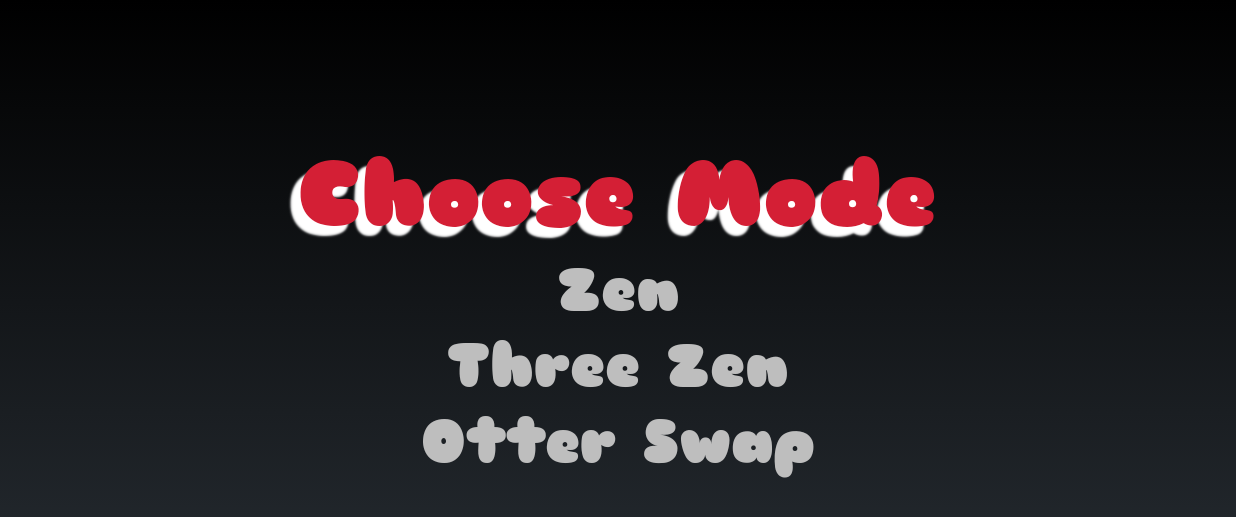
After one commit to scidomino/pippop, an Android app: the MapActivity screen opened directly, with no data from a screen before it, on a phone screen of 824 x 412 dp (held sideways). The commit adds this screen. Shown: the top 517 px of the screen. Run offline under Robolectric (Android 15) with nearby library versions, the phone set to English and light mode, and no system bars.

Commit message:
Add three modes

```diff
--- a/app/src/main/java/com/pippop/MainActivity.java
+++ b/app/src/main/java/com/pippop/MainActivity.java
@@ -25,6 +25,6 @@ public class MainActivity extends Activity {
   }
 
   public void startPlay(View view) {
-    startActivity(new Intent(this, GameActivity.class));
+    startActivity(new Intent(this, MapActivity.class));
   }
 }
--- /dev/null
+++ b/app/src/main/java/com/pippop/MapActivity.java
@@ -0,0 +1,28 @@
+package com.pippop;
+
+import android.app.Activity;
+import android.content.Intent;
+import android.os.Bundle;
+import android.view.View;
+import android.view.animation.AnimationUtils;
+import android.widget.TextView;
+
+public class MapActivity extends Activity {
+
+  @Override
+  protected void onCreate(Bundle savedInstanceState) {
+    super.onCreate(savedInstanceState);
+    setContentView(R.layout.activity_map);
+
+    TextView chooseMode = findViewById(R.id.chooseMode);
+    chooseMode.startAnimation(AnimationUtils.loadAnimation(this, R.anim.scale));
+  }
+
+  public void startZen(View view) {
+    startActivity(new Intent(this, ZenActivity.class));
+  }
+
+  public void startOtterSwap(View view) {
+    startActivity(new Intent(this, OtterSwapActivity.class));
+  }
+}
--- a/app/src/main/java/com/pippop/GameView.java
+++ b/app/src/main/java/com/pippop/OtterSwapView.java
@@ -26,7 +26,7 @@ import com.pippop.util.PoppedBubble;
 import javax.microedition.khronos.egl.EGLConfig;
 import javax.microedition.khronos.opengles.GL10;
 
-public class GameView extends GLSurfaceView {
+public class OtterSwapView extends GLSurfaceView {
   private final Graph graph = new Graph();
 
   private final BurstManager burst = new BurstManager(getContext(), 1);
@@ -43,7 +43,7 @@ public class GameView extends GLSurfaceView {
   private State state = State.NORMAL;
   private Graphics graphics;
 
-  public GameView(Context context, AttributeSet attrs) {
+  public OtterSwapView(Context context, AttributeSet attrs) {
     super(context, attrs);
     setEGLContextClientVersion(2);
     setRenderer(new GameRenderer());
--- a/app/src/main/java/com/pippop/GameActivity.java
+++ b/app/src/main/java/com/pippop/ZenActivity.java
@@ -3,14 +3,14 @@ package com.pippop;
 import android.app.Activity;
 import android.os.Bundle;
 
-public class GameActivity extends Activity {
+public class ZenActivity extends Activity {
 
-  private GameView content;
+  private ZenView content;
 
   @Override
   protected void onCreate(Bundle savedInstanceState) {
     super.onCreate(savedInstanceState);
-    setContentView(R.layout.activity_game);
+    setContentView(R.layout.activity_zen);
     content = findViewById(R.id.fullscreen_content);
   }
 
--- a/app/src/main/java/com/pippop/physics/LookupTableBuilder.java
+++ b/app/src/main/java/com/pippop/physics/LookupTableBuilder.java
@@ -1,6 +1,5 @@
 package com.pippop.physics;
 
-// import com.pippop.GameActivity;
 import com.pippop.graph.Edge;
 import com.pippop.graph.Graph;
 import com.pippop.graph.Vertex;
--- a/app/src/main/res/layout/activity_main.xml
+++ b/app/src/main/res/layout/activity_main.xml
@@ -10,9 +10,9 @@
 
   <android.support.v7.widget.AppCompatTextView
     android:id="@+id/highScore"
-    android:layout_margin="10sp"
     android:layout_width="match_parent"
     android:layout_height="wrap_content"
+    android:layout_margin="10sp"
     android:gravity="end"
     android:textColor="@color/white"
     android:textSize="40sp"/>
--- /dev/null
+++ b/app/src/main/res/layout/activity_map.xml
@@ -0,0 +1,45 @@
+<?xml version="1.0" encoding="utf-8"?>
+<LinearLayout xmlns:android="http://schemas.android.com/apk/res/android"
+  xmlns:tools="http://schemas.android.com/tools"
+  android:layout_width="match_parent"
+  android:layout_height="match_parent"
+  android:gravity="center"
+  android:orientation="vertical"
+  android:clipChildren="false"
+  tools:context=".MapActivity">
+  <android.support.v7.widget.AppCompatTextView
+    android:id="@+id/chooseMode"
+    android:layout_width="wrap_content"
+    android:layout_height="wrap_content"
+    android:shadowColor="@color/white"
+    android:shadowDx="-10"
+    android:shadowDy="10"
+    android:shadowRadius="1"
+    android:text="@string/choose_mode"
+    android:textColor="@color/red"
+    android:textSize="60sp"/>
+  <android.support.v7.widget.AppCompatTextView
+    android:id="@+id/zen"
+    android:layout_width="wrap_content"
+    android:layout_height="wrap_content"
+    android:clickable="true"
+    android:focusable="true"
+    android:onClick="startZen"
+    android:text="@string/zen"
+    android:textSize="40sp"/>
+  <android.support.v7.widget.AppCompatTextView
+    android:id="@+id/threeZen"
+    android:layout_width="wrap_content"
+    android:layout_height="wrap_content"
+    android:text="@string/three_zen"
+    android:textSize="40sp"/>
+  <android.support.v7.widget.AppCompatTextView
+    android:id="@+id/otterSwap"
+    android:layout_width="wrap_content"
+    android:layout_height="wrap_content"
+    android:clickable="true"
+    android:focusable="true"
+    android:onClick="startOtterSwap"
+    android:text="@string/otter_swap"
+    android:textSize="40sp"/>
+</LinearLayout>
--- a/app/src/main/res/layout/activity_game.xml
+++ b/app/src/main/res/layout/activity_otter_swap.xml
@@ -1,8 +1,8 @@
 <merge xmlns:android="http://schemas.android.com/apk/res/android"
   xmlns:tools="http://schemas.android.com/tools"
-  tools:context=".GameActivity">
+  tools:context=".OtterSwapActivity">
 
-  <com.pippop.GameView
+  <com.pippop.OtterSwapView
     android:id="@+id/fullscreen_content"
     android:layout_width="match_parent"
     android:layout_height="match_parent"
--- a/app/src/main/res/values/strings.xml
+++ b/app/src/main/res/values/strings.xml
@@ -9,4 +9,8 @@
   <string name="game_over">Gioco Concluso</string>
   <string name="burst_chain">%1$d Concatenati!</string>
   <string name="pop_chain">%1$d Scatti Concatenati!</string>
+  <string name="choose_mode">Choose Mode</string>
+  <string name="zen">Zen</string>
+  <string name="three_zen">Three Zen</string>
+  <string name="otter_swap">Otter Swap</string>
 </resources>
```
Also changed, not shown: app/src/main/AndroidManifest.xml (+13 -1 lines), app/src/main/java/com/pippop/OtterSwapActivity.java (added, +28 -0 lines), app/src/main/java/com/pippop/ThreeZenActivity.java (added, +28 -0 lines), app/src/main/java/com/pippop/ThreeZenView.java (added, +201 -0 lines), app/src/main/java/com/pippop/ZenView.java (added, +201 -0 lines), app/src/main/res/layout/activity_three_zen.xml (added, +11 -0 lines), app/src/main/res/layout/activity_zen.xml (added, +11 -0 lines).
